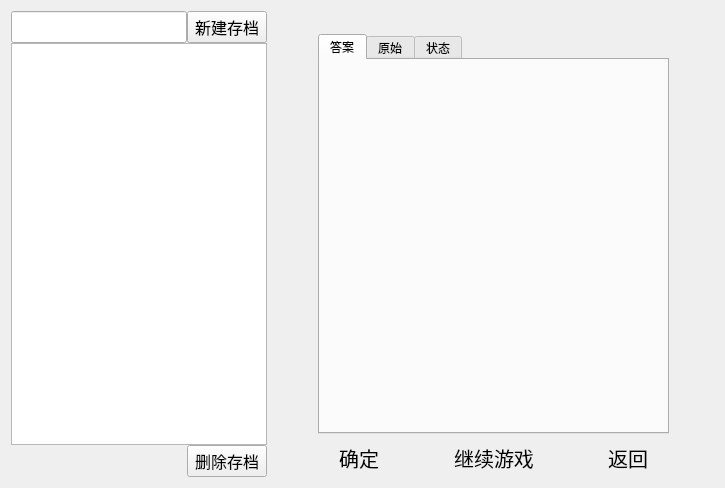
Above: src/ui/page/savesBrowserWidget.ui from CodingRookie98/Sudoku-Solo before the change. Below: the same form after it.
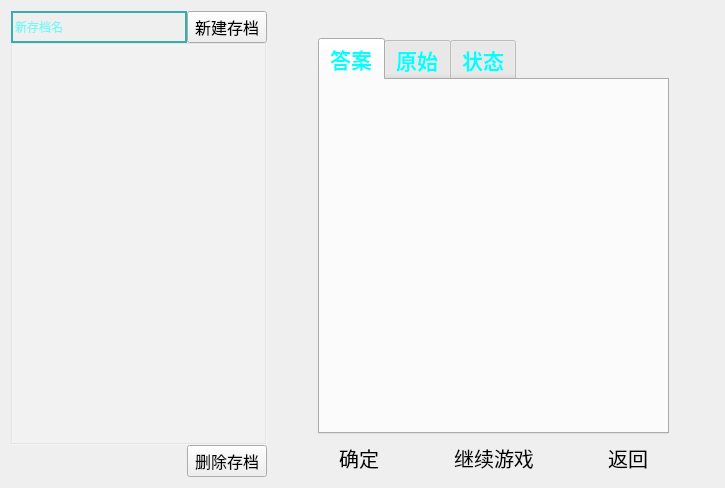
That is the form after the change. The open tabs and pages were chosen to show the change. Icons and pictures are not drawn. Custom widgets are drawn as their Qt base class.

```diff
--- a/src/ui/page/savesBrowserWidget.ui
+++ b/src/ui/page/savesBrowserWidget.ui
@@ -29,6 +29,22 @@
            <verstretch>0</verstretch>
           </sizepolicy>
          </property>
+         <property name="font">
+          <font>
+           <family>Arial Black</family>
+          </font>
+         </property>
+         <property name="styleSheet">
+          <string notr="true">background-color: rgba(255, 255, 255, 0);
+border: 2px solid #39acac;
+color: rgb(0, 255, 255);</string>
+         </property>
+         <property name="inputMask">
+          <string/>
+         </property>
+         <property name="placeholderText">
+          <string>新存档名</string>
+         </property>
         </widget>
        </item>
        <item>
@@ -56,9 +72,25 @@
          <verstretch>0</verstretch>
         </sizepolicy>
        </property>
+       <property name="font">
+        <font>
+         <family>Arial Black</family>
+         <pointsize>13</pointsize>
+         <italic>false</italic>
+         <bold>true</bold>
+        </font>
+       </property>
        <property name="autoFillBackground">
         <bool>false</bool>
        </property>
+       <property name="styleSheet">
+        <string notr="true">background-color: rgba(255, 255, 255, 50);
+font: 900 13pt &quot;Arial Black&quot;;
+color: rgb(0, 255, 255);</string>
+       </property>
+       <property name="frameShape">
+        <enum>QFrame::Box</enum>
+       </property>
       </widget>
      </item>
      <item>
@@ -119,10 +151,14 @@
          <widget class="QLabel" name="labelPlayDateTime">
           <property name="font">
            <font>
+            <family>Arial Black</family>
             <pointsize>12</pointsize>
             <bold>false</bold>
            </font>
           </property>
+          <property name="styleSheet">
+           <string notr="true">color: rgb(0, 255, 255);</string>
+          </property>
           <property name="text">
            <string/>
           </property>
@@ -135,9 +171,13 @@
          <widget class="QLabel" name="labelndex">
           <property name="font">
            <font>
+            <family>Arial Black</family>
             <pointsize>12</pointsize>
            </font>
           </property>
+          <property name="styleSheet">
+           <string notr="true">color: rgb(0, 255, 255);</string>
+          </property>
           <property name="text">
            <string/>
           </property>
@@ -150,9 +190,13 @@
          <widget class="QLabel" name="labelSpentTime">
           <property name="font">
            <font>
+            <family>Arial Black</family>
             <pointsize>12</pointsize>
            </font>
           </property>
+          <property name="styleSheet">
+           <string notr="true">color: rgb(0, 255, 255);</string>
+          </property>
           <property name="text">
            <string/>
           </property>
@@ -187,6 +231,16 @@
         </item>
         <item>
          <widget class="QTabWidget" name="tabWidget">
+          <property name="font">
+           <font>
+            <family>Arial Black</family>
+            <pointsize>16</pointsize>
+            <bold>true</bold>
+           </font>
+          </property>
+          <property name="styleSheet">
+           <string notr="true">color: rgb(0, 255, 255);</string>
+          </property>
           <property name="tabPosition">
            <enum>QTabWidget::North</enum>
           </property>
```
Left out of the diff: 7 changed lines with no effect on the pictures.
